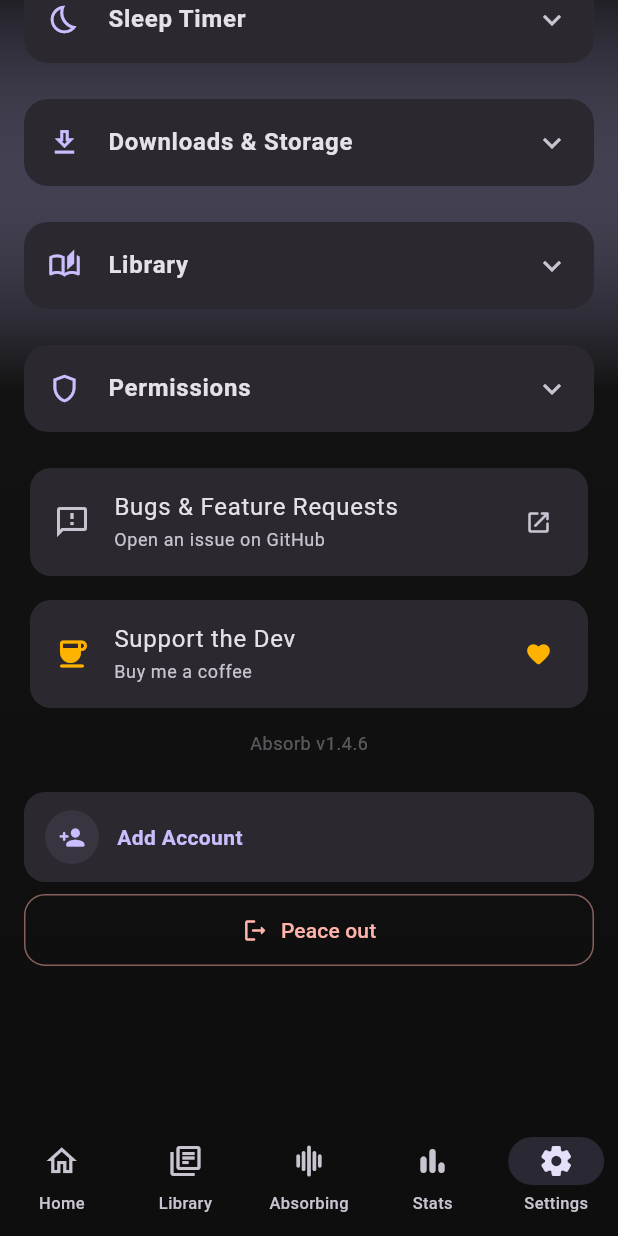
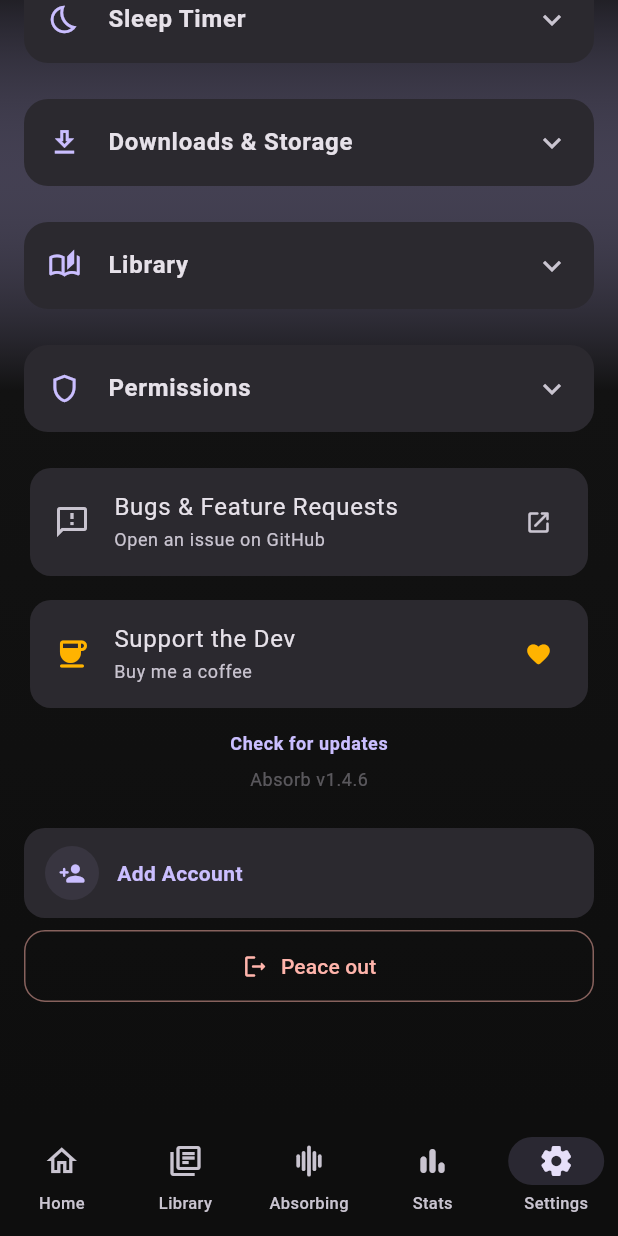
Before and after one commit to kevingatera/absorb, a Flutter app: the AppShell screen opened directly, item 5 of the bottom bar chosen, scrolled down 352 dp, on a phone screen of 412 x 824 dp. Run offline on Flutter 3.47's test engine with Material 3 defaults, Android fonts, the phone set to English and light mode, and no system bars; drawn by our look-alikes of dynamic_color; our stand-ins replace app_links, audio_service, cached_network_image, connectivity_plus, device_info_plus, file_picker and 7 more; missing offline and left inert: audio_session, just_audio_platform_interface; accounts and stored records are empty; network calls fail; statements that could not run were skipped.

Commit message:
Add in-app update checker via GitHub releases

```diff
--- a/lib/screens/settings_screen.dart
+++ b/lib/screens/settings_screen.dart
@@ -11,6 +11,7 @@ import '../services/audio_player_service.dart';
 import '../services/download_service.dart';
 import '../services/sleep_timer_service.dart';
 import '../services/user_account_service.dart';
+import '../services/update_checker_service.dart';
 import '../screens/login_screen.dart';
 import '../screens/app_shell.dart';
 import '../screens/admin_screen.dart';
@@ -970,6 +971,30 @@ class _SettingsScreenState extends State<SettingsScreen> {
                         ),
                       ),
                       const SizedBox(height: 12),
+                      GestureDetector(
+                        onTap: () async {
+                          final update = await UpdateCheckerService.check(force: true);
+                          if (!mounted) return;
+                          if (update != null) {
+                            ScaffoldMessenger.of(context).showSnackBar(
+                              SnackBar(
+                                content: Text('Absorb ${update.latestVersion} is available!'),
+                                action: SnackBarAction(
+                                  label: 'Download',
+                                  onPressed: () => launchUrl(Uri.parse(update.downloadUrl), mode: LaunchMode.externalApplication),
+                                ),
+                              ),
+                            );
+                          } else {
+                            ScaffoldMessenger.of(context).showSnackBar(
+                              const SnackBar(content: Text('You\'re on the latest version')),
+                            );
+                          }
+                        },
+                        child: Text('Check for updates',
+                          style: tt.bodySmall?.copyWith(color: cs.primary, fontWeight: FontWeight.w600)),
+                      ),
+                      const SizedBox(height: 8),
                       Text(
                         auth.serverVersion != null
                             ? 'Absorb v$_appVersion  ·  Server ${auth.serverVersion}'
--- /dev/null
+++ b/lib/services/update_checker_service.dart
@@ -0,0 +1,108 @@
+import 'dart:convert';
+import 'package:flutter/foundation.dart';
+import 'package:http/http.dart' as http;
+import 'package:package_info_plus/package_info_plus.dart';
+import 'package:shared_preferences/shared_preferences.dart';
+
+class UpdateInfo {
+  final String latestVersion;
+  final String currentVersion;
+  final String downloadUrl;
+  final String releaseNotes;
+
+  UpdateInfo({
+    required this.latestVersion,
+    required this.currentVersion,
+    required this.downloadUrl,
+    this.releaseNotes = '',
+  });
+
+  bool get hasUpdate => _compareVersions(latestVersion, currentVersion) > 0;
+}
+
+/// Compare semver strings. Returns positive if a > b, negative if a < b, 0 if equal.
+int _compareVersions(String a, String b) {
+  final aParts = a.replaceAll(RegExp(r'^v'), '').split('.').map((s) => int.tryParse(s) ?? 0).toList();
+  final bParts = b.replaceAll(RegExp(r'^v'), '').split('.').map((s) => int.tryParse(s) ?? 0).toList();
+  for (int i = 0; i < 3; i++) {
+    final av = i < aParts.length ? aParts[i] : 0;
+    final bv = i < bParts.length ? bParts[i] : 0;
+    if (av != bv) return av - bv;
+  }
+  return 0;
+}
+
+class UpdateCheckerService {
+  static const _repo = 'pounat/absorb'; // Update this to your repo
+  static const _checkInterval = Duration(hours: 12);
+  static const _dismissedKey = 'update_dismissed_version';
+  static const _lastCheckKey = 'update_last_check';
+
+  /// Check for updates. Returns UpdateInfo if a newer version exists, null otherwise.
+  /// Respects a 12-hour cooldown between checks and skips dismissed versions.
+  static Future<UpdateInfo?> check({bool force = false}) async {
+    try {
+      final prefs = await SharedPreferences.getInstance();
+
+      // Cooldown check (skip if forced)
+      if (!force) {
+        final lastCheck = prefs.getInt(_lastCheckKey) ?? 0;
+        final elapsed = DateTime.now().millisecondsSinceEpoch - lastCheck;
+        if (elapsed < _checkInterval.inMilliseconds) return null;
+      }
+
+      await prefs.setInt(_lastCheckKey, DateTime.now().millisecondsSinceEpoch);
+
+      final response = await http.get(
+        Uri.parse('https://api.github.com/repos/$_repo/releases/latest'),
+        headers: {'Accept': 'application/vnd.github.v3+json'},
+      ).timeout(const Duration(seconds: 10));
+
+      if (response.statusCode != 200) return null;
+
+      final data = jsonDecode(response.body) as Map<String, dynamic>;
+      final tagName = data['tag_name'] as String? ?? '';
+      final body = data['body'] as String? ?? '';
+      final assets = data['assets'] as List<dynamic>? ?? [];
+
+      // Find APK asset
+      String downloadUrl = data['html_url'] as String? ?? '';
+      for (final asset in assets) {
+        final name = (asset['name'] as String? ?? '').toLowerCase();
+        if (name.endsWith('.apk')) {
+          downloadUrl = asset['browser_download_url'] as String? ?? downloadUrl;
+          break;
+        }
+      }
+
+      final packageInfo = await PackageInfo.fromPlatform();
+      final currentVersion = packageInfo.version;
+
+      final info = UpdateInfo(
+        latestVersion: tagName,
+        currentVersion: currentVersion,
+        downloadUrl: downloadUrl,
+        releaseNotes: body,
+      );
+
+      if (!info.hasUpdate) return null;
+
+      // Check if user dismissed this version
+      if (!force) {
+        final dismissed = prefs.getString(_dismissedKey);
+        if (dismissed == tagName) return null;
+      }
+
+      return info;
+    } catch (e) {
+      debugPrint('[UpdateChecker] Error: $e');
+      return null;
+    }
+  }
+
+  /// Dismiss the update prompt for a specific version.
+  static Future<void> dismiss(String version) async {
+    final prefs = await SharedPreferences.getInstance();
+    await prefs.setString(_dismissedKey, version);
+  }
+}
```
Also changed, not shown: lib/screens/app_shell.dart (+37 -0 lines).
